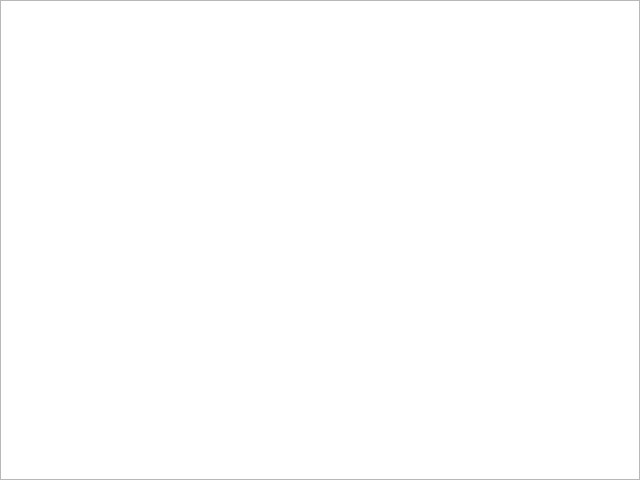
Old version of the form src/gui/ui/plugin_list_dialog.ui in the repository Vahrka/Accounting-Software.
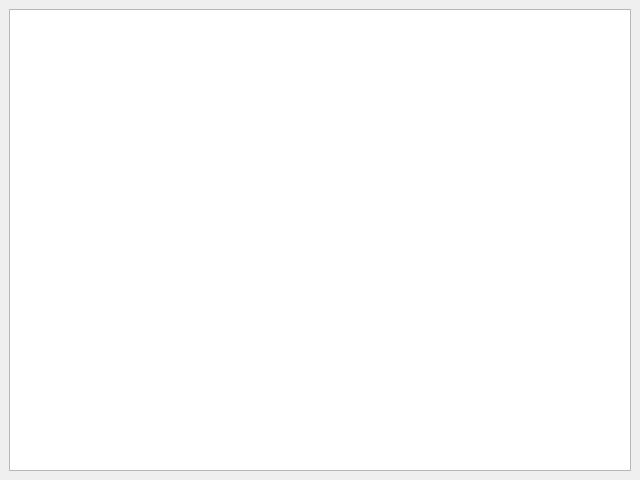
New version of the form.

```diff
--- a/src/gui/ui/plugin_list_dialog.ui
+++ b/src/gui/ui/plugin_list_dialog.ui
@@ -39,22 +39,26 @@
   </property>
   <layout class="QGridLayout" name="gridLayout">
    <property name="leftMargin">
-    <number>0</number>
+    <number>9</number>
    </property>
    <property name="topMargin">
-    <number>0</number>
+    <number>9</number>
    </property>
    <property name="rightMargin">
-    <number>0</number>
+    <number>9</number>
    </property>
    <property name="bottomMargin">
-    <number>0</number>
+    <number>9</number>
    </property>
    <property name="spacing">
-    <number>0</number>
+    <number>2</number>
    </property>
    <item row="0" column="0">
-    <widget class="QListWidget" name="listWidget"/>
+    <widget class="QListWidget" name="listWidget">
+     <property name="spacing">
+      <number>2</number>
+     </property>
+    </widget>
    </item>
   </layout>
  </widget>
```
